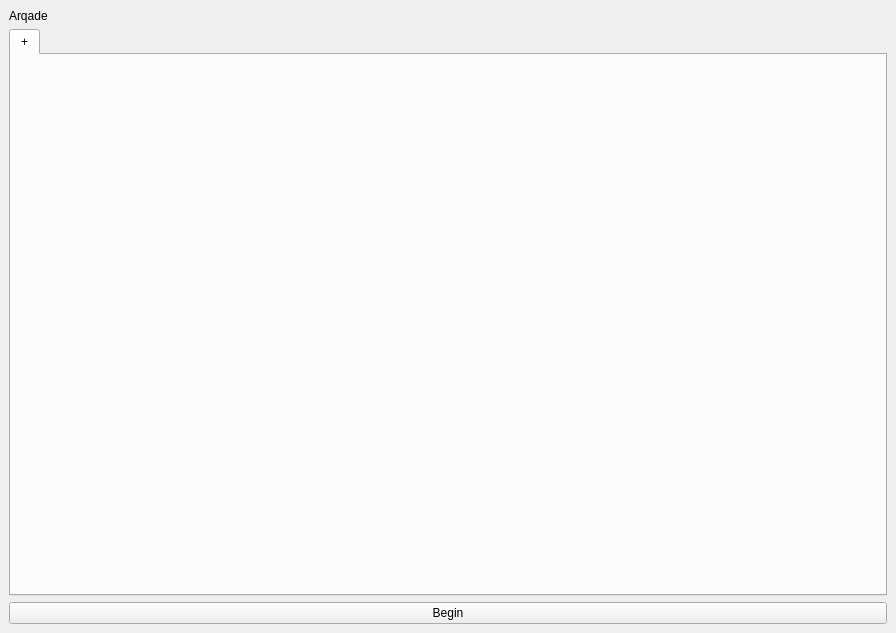
Before: the Qt Designer form Window.ui in aquova/arqade, drawn with Qt 5.
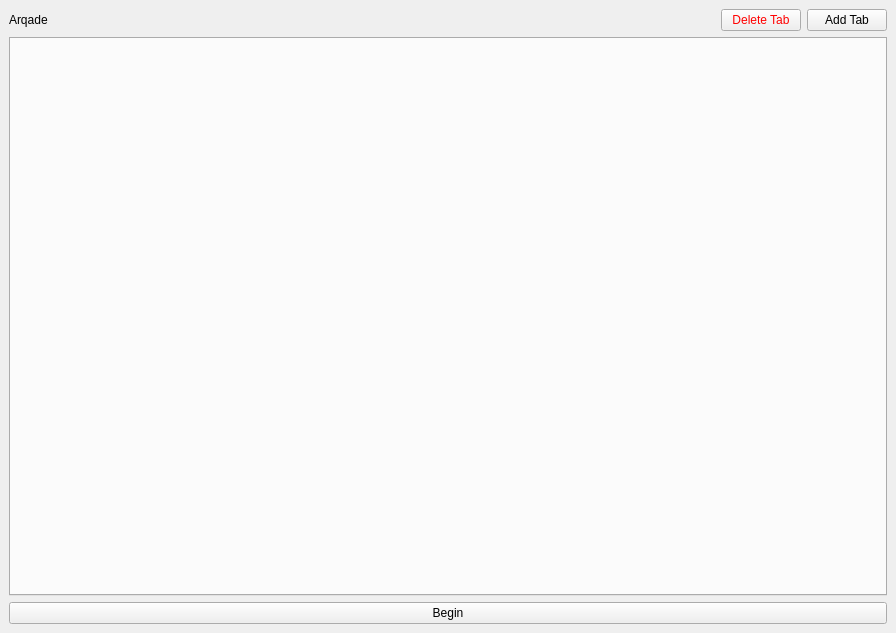
After: the same form once the commit is applied.

Commit message: Rework UI slightly, add support for different tabs

Patch:
```diff
--- a/Window.ui
+++ b/Window.ui
@@ -15,6 +15,33 @@
   </property>
   <widget class="QWidget" name="centralwidget">
    <layout class="QGridLayout" name="gridLayout_2">
+    <item row="0" column="1">
+     <spacer name="horizontalSpacer">
+      <property name="orientation">
+       <enum>Qt::Horizontal</enum>
+      </property>
+      <property name="sizeHint" stdset="0">
+       <size>
+        <width>40</width>
+        <height>20</height>
+       </size>
+      </property>
+     </spacer>
+    </item>
+    <item row="0" column="3">
+     <widget class="QPushButton" name="addTabButton">
+      <property name="text">
+       <string>Add Tab</string>
+      </property>
+     </widget>
+    </item>
+    <item row="1" column="0" colspan="4">
+     <widget class="QTabWidget" name="tabWidget">
+      <property name="currentIndex">
+       <number>-1</number>
+      </property>
+     </widget>
+    </item>
     <item row="0" column="0">
      <layout class="QGridLayout" name="gridLayout">
       <item row="0" column="0">
@@ -24,28 +51,26 @@
         </property>
        </widget>
       </item>
-      <item row="6" column="0">
-       <widget class="QTabWidget" name="tabWidget">
-        <property name="currentIndex">
-         <number>0</number>
-        </property>
-        <widget class="QWidget" name="tab">
-         <attribute name="title">
-          <string>+</string>
-         </attribute>
-         <layout class="QGridLayout" name="gridLayout_3"/>
-        </widget>
-       </widget>
-      </item>
      </layout>
     </item>
-    <item row="1" column="0">
+    <item row="2" column="0" colspan="4">
      <widget class="QPushButton" name="startButton">
       <property name="text">
        <string>Begin</string>
       </property>
      </widget>
     </item>
+    <item row="0" column="2">
+     <widget class="QPushButton" name="deleteTabButton">
+      <property name="styleSheet">
+       <string notr="true">color: red;
+border-color: red;</string>
+      </property>
+      <property name="text">
+       <string>Delete Tab</string>
+      </property>
+     </widget>
+    </item>
    </layout>
   </widget>
  </widget>
```
The commit also changes 5 other files.
